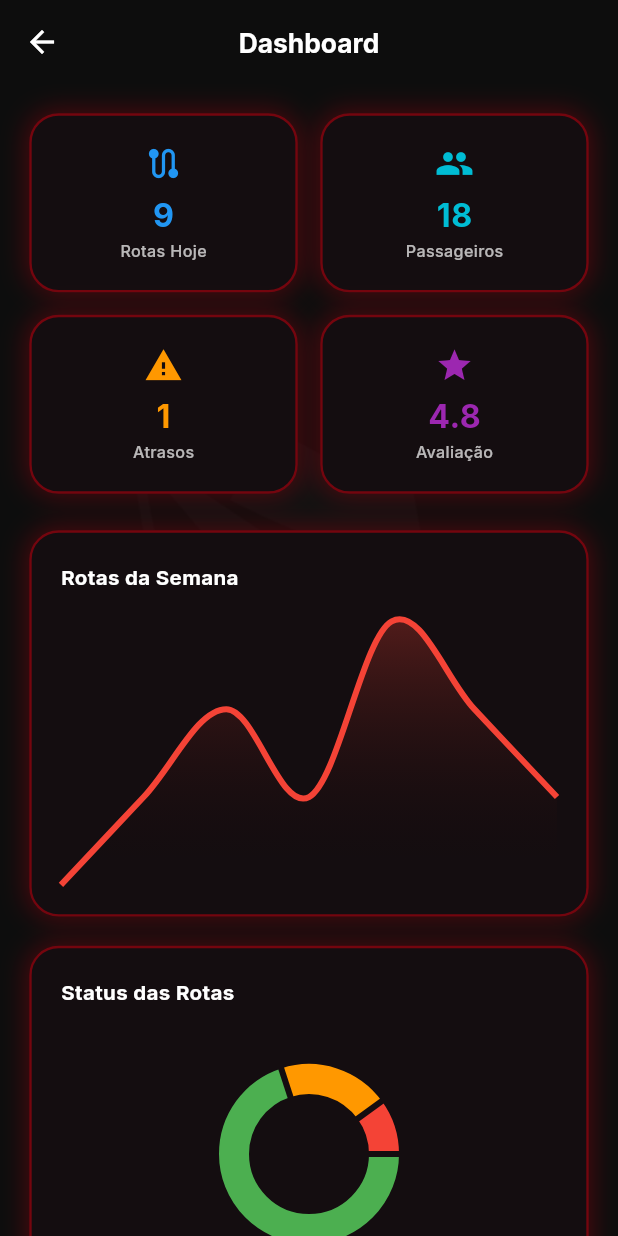
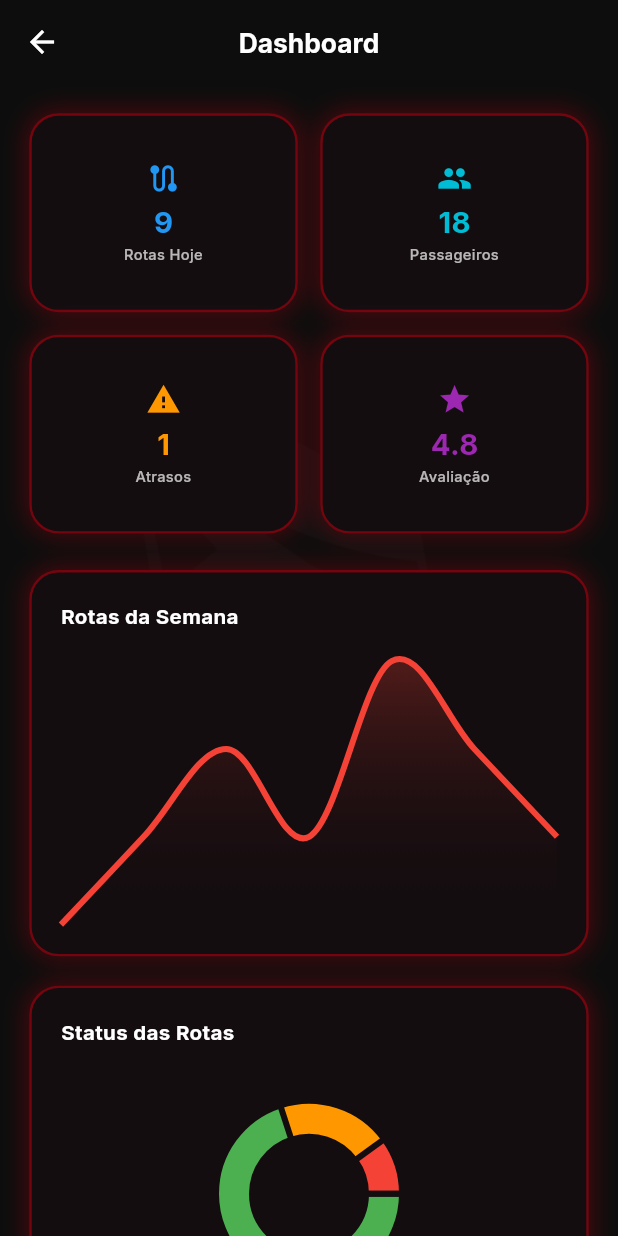
Before and after one commit to GabrielaAkemi/VigiaApp, a Flutter app: the DashboardScreen screen opened directly, on a phone screen of 412 x 824 dp. Run offline on Flutter 3.47's test engine with Material 3 defaults, Android fonts, the phone set to English and light mode, and no system bars; drawn by our look-alikes of fl_chart; our stand-ins replace flutter_map, flutter_screenutil, google_fonts, latlong2.

Commit message:
Ajustando vizual baseado no celular

```diff
--- a/vigia/lib/screens/dashboard_screen.dart
+++ b/vigia/lib/screens/dashboard_screen.dart
@@ -10,6 +10,8 @@ class DashboardScreen extends StatelessWidget {
   @override
   Widget build(BuildContext context) {
     bool isDark = Theme.of(context).brightness == Brightness.dark;
+
+    // Cores dinâmicas para títulos e textos
     Color sectionTitleColor = isDark ? Colors.white : Colors.black87;
     Color appBarTextColor = isDark ? Colors.white : Colors.black;
 
@@ -33,13 +35,14 @@ class DashboardScreen extends StatelessWidget {
           padding: EdgeInsets.all(20.r),
           child: Column(
             children: [
+              /// 🚑 STATS GRID (Ajustado para evitar overflow)
               GridView.count(
                 shrinkWrap: true,
                 physics: const NeverScrollableScrollPhysics(),
                 crossAxisCount: 2,
                 crossAxisSpacing: 15,
                 mainAxisSpacing: 15,
-                childAspectRatio: 1.5,
+                childAspectRatio: 1.35, // Aumentado o espaço vertical (de 1.5 para 1.35)
                 children: [
                   _statCard("Rotas Hoje", "9", Icons.route, Colors.blue, sectionTitleColor),
                   _statCard("Passageiros", "18", Icons.people, Colors.cyan, sectionTitleColor),
@@ -47,9 +50,15 @@ class DashboardScreen extends StatelessWidget {
                   _statCard("Avaliação", "4.8", Icons.star, Colors.purple, sectionTitleColor),
                 ],
               ),
+
               SizedBox(height: 25.h),
+
+              /// 📈 ROTAS DA SEMANA
               _buildChartSection("Rotas da Semana", _lineChart(), sectionTitleColor),
+
               SizedBox(height: 20.h),
+
+              /// 🟠 STATUS DAS ROTAS (Donut Chart)
               _buildChartSection(
                   "Status das Rotas",
                   Column(
@@ -61,8 +70,12 @@ class DashboardScreen extends StatelessWidget {
                   ),
                   sectionTitleColor
               ),
+
               SizedBox(height: 20.h),
+
+              /// ⭐ AVALIAÇÕES
               _buildChartSection("Avaliações dos Passageiros", _barChart(), sectionTitleColor),
+
               SizedBox(height: 20.h),
             ],
           ),
@@ -71,6 +84,7 @@ class DashboardScreen extends StatelessWidget {
     );
   }
 
+  /// Helper para criar seções de gráficos
   Widget _buildChartSection(String title, Widget chart, Color textColor) {
     return NeonCard(
       padding: EdgeInsets.all(20.r),
@@ -79,7 +93,11 @@ class DashboardScreen extends StatelessWidget {
         children: [
           Text(
             title,
-            style: TextStyle(color: textColor, fontSize: 14.sp, fontWeight: FontWeight.bold),
+            style: TextStyle(
+                color: textColor,
+                fontSize: 14.sp,
+                fontWeight: FontWeight.bold
+            ),
           ),
           SizedBox(height: 20.h),
           chart,
@@ -88,26 +106,47 @@ class DashboardScreen extends StatelessWidget {
     );
   }
 
+  /// 📦 CARD DE ESTATÍSTICA (Ajustado com FittedBox e Padding)
   Widget _statCard(String title, String value, IconData icon, Color color, Color titleTextColor) {
     return NeonCard(
+      child: Padding(
+        padding: EdgeInsets.all(8.r),
         child: Column(
           mainAxisAlignment: MainAxisAlignment.center,
           children: [
-          Icon(icon, color: color, size: 26),
-          const SizedBox(height: 6),
-          Text(
+            Icon(icon, color: color, size: 24.sp),
+            SizedBox(height: 4.h),
+
+            // FittedBox impede que números grandes quebrem o layout
+            FittedBox(
+              fit: BoxFit.scaleDown,
+              child: Text(
                 value,
-            style: TextStyle(color: color, fontSize: 22.sp, fontWeight: FontWeight.bold),
+                style: TextStyle(
+                    color: color,
+                    fontSize: 20.sp,
+                    fontWeight: FontWeight.bold
                 ),
+              ),
+            ),
+
             Text(
                 title,
-            style: TextStyle(color: titleTextColor.withValues(alpha: 0.7), fontSize: 11.sp, fontWeight: FontWeight.w500)
+                textAlign: TextAlign.center,
+                maxLines: 1,
+                style: TextStyle(
+                    color: titleTextColor.withValues(alpha: 0.7),
+                    fontSize: 10.sp,
+                    fontWeight: FontWeight.w500
+                )
             ),
           ],
+        ),
       ),
     );
   }
 
+  /// 📈 GRÁFICO DE LINHA
   Widget _lineChart() {
     return SizedBox(
       height: 180.h,
@@ -141,6 +180,7 @@ class DashboardScreen extends StatelessWidget {
     );
   }
 
+  /// 🥧 GRÁFICO DE PIZZA (DONUT)
   Widget _pieChart() {
     return PieChart(
       PieChartData(
@@ -155,6 +195,7 @@ class DashboardScreen extends StatelessWidget {
     );
   }
 
+  /// LEGENDA DO GRÁFICO DE PIZZA
   Widget _buildPieLegend(bool isDark) {
     Color labelColor = isDark ? Colors.white70 : Colors.black87;
     return Row(
@@ -170,13 +211,14 @@ class DashboardScreen extends StatelessWidget {
   Widget _legendItem(String text, Color color, Color textColor) {
     return Row(
       children: [
-        Container(width: 10, height: 10, decoration: BoxDecoration(color: color, shape: BoxShape.circle)),
-        const SizedBox(width: 6), // ADICIONADO: const
+        Container(width: 8.r, height: 8.r, decoration: BoxDecoration(color: color, shape: BoxShape.circle)),
+        SizedBox(width: 6.w),
         Text(text, style: TextStyle(color: textColor, fontSize: 10.sp)),
       ],
     );
   }
 
+  /// 📊 GRÁFICO DE BARRAS
   Widget _barChart() {
     return SizedBox(
       height: 180.h,
@@ -186,11 +228,11 @@ class DashboardScreen extends StatelessWidget {
           titlesData: const FlTitlesData(show: false),
           gridData: const FlGridData(show: false),
           barGroups: [
-            BarChartGroupData(x: 1, barRods: [BarChartRodData(toY: 2, color: Colors.red, width: 15, borderRadius: BorderRadius.circular(4))]),
-            BarChartGroupData(x: 2, barRods: [BarChartRodData(toY: 4, color: Colors.orange, width: 15, borderRadius: BorderRadius.circular(4))]),
-            BarChartGroupData(x: 3, barRods: [BarChartRodData(toY: 6, color: Colors.yellow, width: 15, borderRadius: BorderRadius.circular(4))]),
-            BarChartGroupData(x: 4, barRods: [BarChartRodData(toY: 12, color: Colors.green, width: 15, borderRadius: BorderRadius.circular(4))]),
-            BarChartGroupData(x: 5, barRods: [BarChartRodData(toY: 20, color: Colors.blue, width: 15, borderRadius: BorderRadius.circular(4))]),
+            BarChartGroupData(x: 1, barRods: [BarChartRodData(toY: 2, color: Colors.red, width: 12.w, borderRadius: BorderRadius.circular(4))]),
+            BarChartGroupData(x: 2, barRods: [BarChartRodData(toY: 4, color: Colors.orange, width: 12.w, borderRadius: BorderRadius.circular(4))]),
+            BarChartGroupData(x: 3, barRods: [BarChartRodData(toY: 6, color: Colors.yellow, width: 12.w, borderRadius: BorderRadius.circular(4))]),
+            BarChartGroupData(x: 4, barRods: [BarChartRodData(toY: 12, color: Colors.green, width: 12.w, borderRadius: BorderRadius.circular(4))]),
+            BarChartGroupData(x: 5, barRods: [BarChartRodData(toY: 20, color: Colors.blue, width: 12.w, borderRadius: BorderRadius.circular(4))]),
           ],
         ),
       ),
```
Lines whose indentation alone changed are shown as unchanged.
